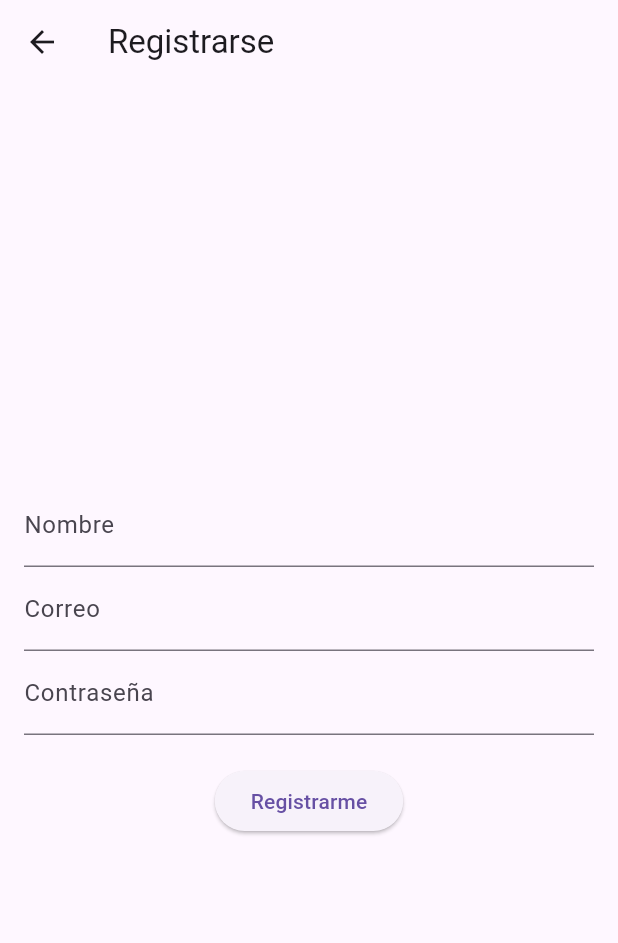
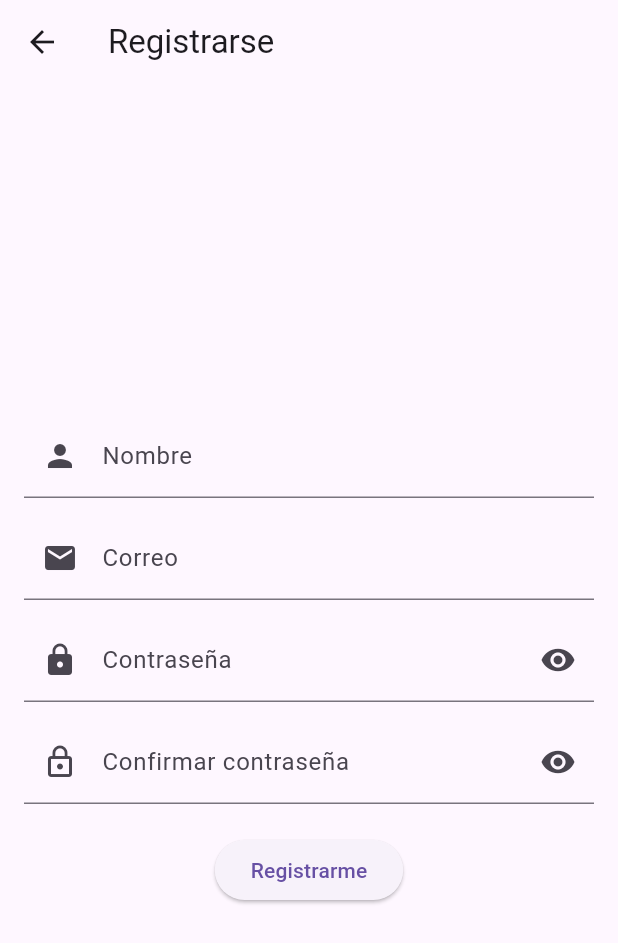
Before and after one commit to aguazul220604/red_social_utvm, a Flutter app: the RegisterScreen screen opened directly with empty values, on a phone screen of 412 x 824 dp. Shown: the top 943 px of the screen. Run offline on Flutter 3.47's test engine with Material 3 defaults, Android fonts, the phone set to English and light mode, and no system bars; our stand-ins replace sqflite; accounts and stored records are empty.

Commit message:
registro y loginn

```diff
--- a/lib/screens/register_screen.dart
+++ b/lib/screens/register_screen.dart
@@ -14,9 +14,23 @@ class _RegisterScreenState extends State<RegisterScreen> {
   final _nameController = TextEditingController();
   final _emailController = TextEditingController();
   final _passwordController = TextEditingController();
+  final _confirmPasswordController = TextEditingController();
+
+  bool _obscurePassword = true; // para mostrar/ocultar contraseña
+  bool _obscureConfirmPassword = true; // para mostrar/ocultar confirmación
 
   void _register() {
-    // Aquí podrías guardar el usuario con ApiService
+    // Ejemplo simple de validación de contraseñas
+    if (_passwordController.text != _confirmPasswordController.text) {
+      ScaffoldMessenger.of(context).showSnackBar(
+        const SnackBar(content: Text("Las contraseñas no coinciden")),
+      );
+      return;
+    }
+
+    // Aquí iría la llamada a la API:
+    // widget.api.registerUser(...);
+
     Navigator.pop(context); // Regresa al login
   }
 
@@ -29,20 +43,71 @@ class _RegisterScreenState extends State<RegisterScreen> {
         child: Column(
           mainAxisAlignment: MainAxisAlignment.center,
           children: [
+            // Nombre
             TextField(
               controller: _nameController,
-              decoration: const InputDecoration(labelText: "Nombre"),
+              decoration: const InputDecoration(
+                labelText: "Nombre",
+                prefixIcon: Icon(Icons.person),
+              ),
             ),
+            const SizedBox(height: 12),
+
+            // Correo
             TextField(
               controller: _emailController,
-              decoration: const InputDecoration(labelText: "Correo"),
+              decoration: const InputDecoration(
+                labelText: "Correo",
+                prefixIcon: Icon(Icons.email),
+              ),
+              keyboardType: TextInputType.emailAddress,
             ),
+            const SizedBox(height: 12),
+
+            // Contraseña
             TextField(
               controller: _passwordController,
-              decoration: const InputDecoration(labelText: "Contraseña"),
-              obscureText: true,
+              obscureText: _obscurePassword,
+              decoration: InputDecoration(
+                labelText: "Contraseña",
+                prefixIcon: const Icon(Icons.lock),
+                suffixIcon: IconButton(
+                  icon: Icon(
+                    _obscurePassword ? Icons.visibility : Icons.visibility_off,
+                  ),
+                  onPressed: () {
+                    setState(() {
+                      _obscurePassword = !_obscurePassword;
+                    });
+                  },
+                ),
+              ),
+            ),
+            const SizedBox(height: 12),
+
+            // Confirmar Contraseña
+            TextField(
+              controller: _confirmPasswordController,
+              obscureText: _obscureConfirmPassword,
+              decoration: InputDecoration(
+                labelText: "Confirmar contraseña",
+                prefixIcon: const Icon(Icons.lock_outline),
+                suffixIcon: IconButton(
+                  icon: Icon(
+                    _obscureConfirmPassword
+                        ? Icons.visibility
+                        : Icons.visibility_off,
+                  ),
+                  onPressed: () {
+                    setState(() {
+                      _obscureConfirmPassword = !_obscureConfirmPassword;
+                    });
+                  },
+                ),
+              ),
             ),
             const SizedBox(height: 20),
+
             ElevatedButton(
               onPressed: _register,
               child: const Text("Registrarme"),
```
Also changed, not shown: pubspec.lock.
